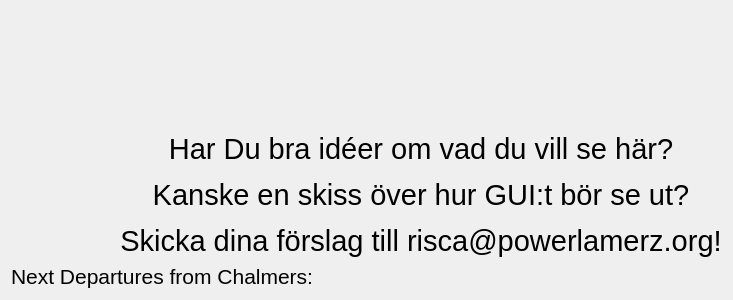
First picture: the form in dialog.ui, repository ChalmersRobotics/crf-infomatic, before the edit.
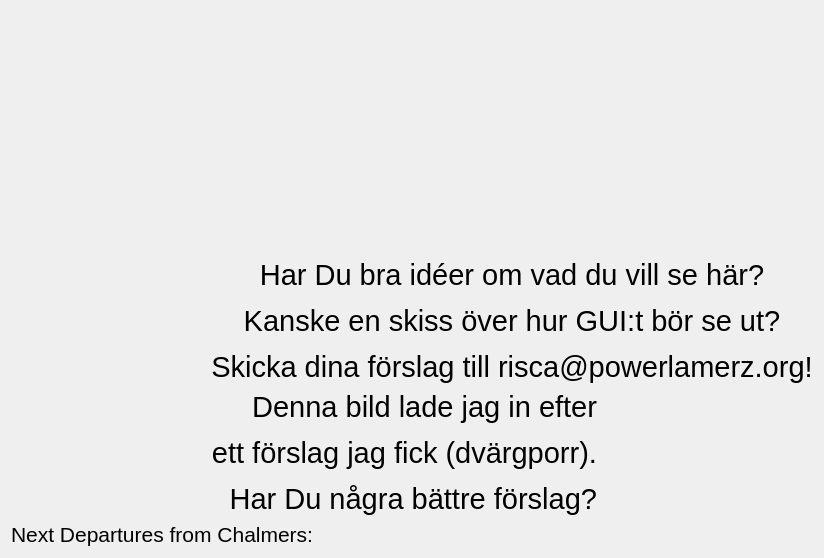
Second picture: the form after the edit. Icons and pictures are not drawn. Custom widgets are drawn as their Qt base class.

Commit message: Add request ('dvärgporr')

Diff of the .ui file:
```diff
--- a/dialog.ui
+++ b/dialog.ui
@@ -6,8 +6,8 @@
    <rect>
     <x>0</x>
     <y>0</y>
-    <width>400</width>
-    <height>300</height>
+    <width>824</width>
+    <height>558</height>
    </rect>
   </property>
   <property name="windowTitle">
@@ -117,13 +117,33 @@
      </property>
     </widget>
    </item>
-   <item row="2" column="1" rowspan="2" colspan="2">
+   <item row="2" column="1" colspan="2">
     <widget class="QLabel" name="label_2">
      <property name="text">
       <string>&lt;html&gt;&lt;head/&gt;&lt;body&gt;&lt;p align=&quot;center&quot;&gt;&lt;span style=&quot; font-size:22pt;&quot;&gt;Har Du bra idéer om vad du vill se här?&lt;/span&gt;&lt;/p&gt;&lt;p align=&quot;center&quot;&gt;&lt;span style=&quot; font-size:22pt;&quot;&gt;Kanske en skiss över hur GUI:t bör se ut?&lt;/span&gt;&lt;/p&gt;&lt;p align=&quot;center&quot;&gt;&lt;span style=&quot; font-size:22pt;&quot;&gt;Skicka dina förslag till risca@powerlamerz.org!&lt;/span&gt;&lt;/p&gt;&lt;/body&gt;&lt;/html&gt;</string>
      </property>
     </widget>
    </item>
+   <item row="3" column="2">
+    <widget class="QLabel" name="label_3">
+     <property name="text">
+      <string/>
+     </property>
+     <property name="pixmap">
+      <pixmap resource="resources.qrc">:/resources/44915.jpg</pixmap>
+     </property>
+     <property name="scaledContents">
+      <bool>false</bool>
+     </property>
+    </widget>
+   </item>
+   <item row="3" column="1">
+    <widget class="QLabel" name="label_4">
+     <property name="text">
+      <string>&lt;html&gt;&lt;head/&gt;&lt;body&gt;&lt;p align=&quot;right&quot;&gt;&lt;span style=&quot; font-size:22pt;&quot;&gt;Denna bild lade jag in efter&lt;/span&gt;&lt;/p&gt;&lt;p align=&quot;right&quot;&gt;&lt;span style=&quot; font-size:22pt;&quot;&gt;ett förslag jag fick (dvärgporr).&lt;/span&gt;&lt;/p&gt;&lt;p align=&quot;right&quot;&gt;&lt;span style=&quot; font-size:22pt;&quot;&gt;Har Du några bättre förslag?&lt;/span&gt;&lt;/p&gt;&lt;/body&gt;&lt;/html&gt;</string>
+     </property>
+    </widget>
+   </item>
   </layout>
  </widget>
  <layoutdefault spacing="6" margin="11"/>
```
Left out of the diff: 4 changed lines with no effect on the pictures. The commit also changes 3 other files.
